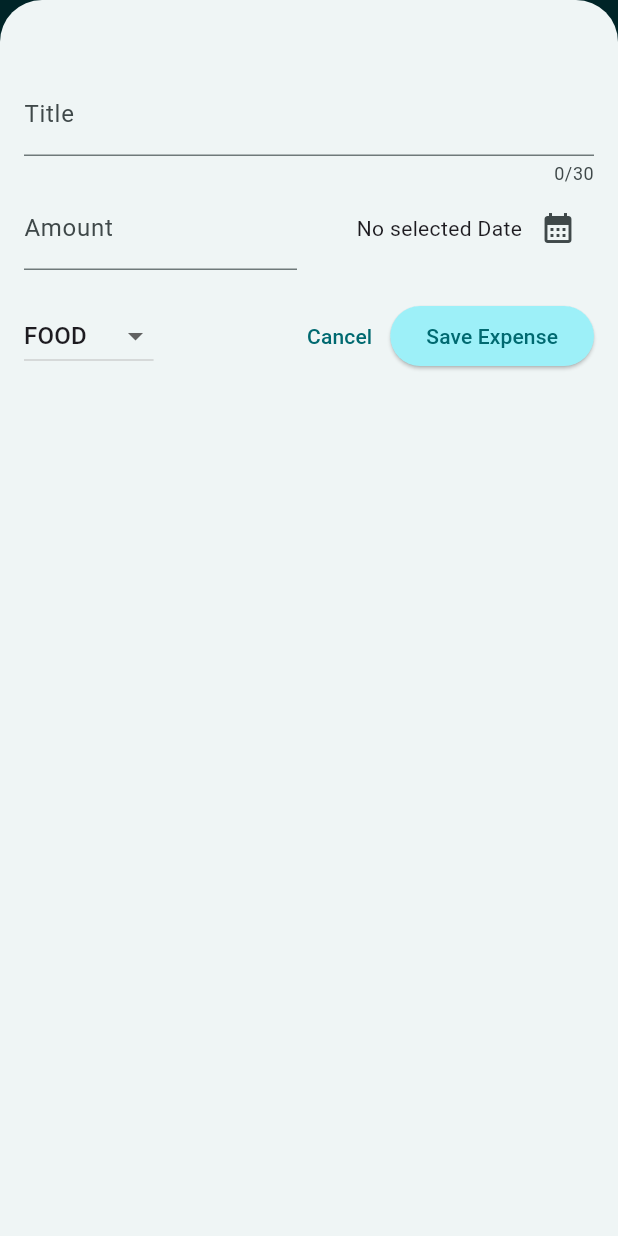
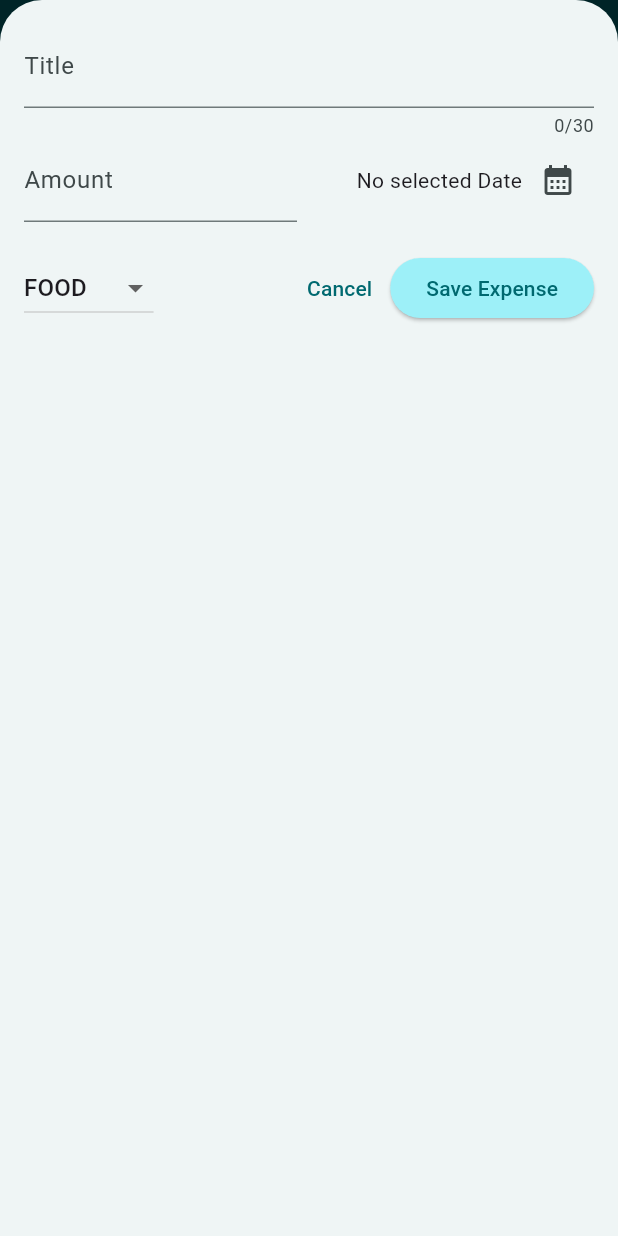
Before and after one commit to hemanthpawan345/Flutter_ExpensesTracker, a Flutter app: the screen it shows after launch, after a tap on the "add" icon, on a phone screen of 412 x 824 dp. Run offline on Flutter 3.47's test engine with Material 3 defaults, Android fonts, the phone set to English and light mode, and no system bars.

Commit message:
After adding responsiveness

```diff
--- a/lib/widgets/expenses.dart
+++ b/lib/widgets/expenses.dart
@@ -36,6 +36,7 @@ class _ExpensesState extends State<Expenses> {
 
   void _openAddExpenseOverlay() {
     showModalBottomSheet(
+      useSafeArea: true,
       isScrollControlled: true,
       context: context,
       builder: (ctx) => NewExpense(onAddExpense: _addExpense),
--- a/lib/widgets/new_expense.dart
+++ b/lib/widgets/new_expense.dart
@@ -1,4 +1,5 @@
 import 'package:flutter/material.dart';
+import 'package:flutter/rendering.dart';
 import 'package:intl/intl.dart';
 import 'package:myapp_3/models/expense.dart';
 
@@ -76,10 +77,44 @@ class _NewExpenseState extends State<NewExpense> {
 
   @override
   Widget build(BuildContext context) {
-    return Padding(
-      padding: const EdgeInsets.fromLTRB(16,48,16,16),
+    final keyboardSpace = MediaQuery.of(context).viewInsets.bottom;
+    return LayoutBuilder(builder: (ctx, constraints) {
+      final width = constraints.maxWidth;
+
+      return SizedBox(
+        height: double.infinity,
+        child: SingleChildScrollView(
+          child: Padding(
+            padding: EdgeInsets.fromLTRB(16, 16, 16, keyboardSpace + 16),
             child: Column(
               children: [
+                // if (width >= 600)
+                //   Row(
+                //     crossAxisAlignment: CrossAxisAlignment.start,
+                //     children: [
+                //       Expanded(
+                //         child: TextField(
+                //           controller: _titleController,
+                //           maxLength: 30,
+                //           decoration: const InputDecoration(
+                //             label: Text('Title'),
+                //           ),
+                //         ),
+                //       ),
+                //       const SizedBox(
+                //         width: 20,
+                //       ),
+                //       TextField(
+                //         controller: _amountController,
+                //         keyboardType: TextInputType.number,
+                //         decoration: const InputDecoration(
+                //           prefixText: '\$ ',
+                //           label: Text('Amount'),
+                //         ),
+                //       ),
+                //     ],
+                //   )
+                // else
                   TextField(
                     controller: _titleController,
                     maxLength: 30,
@@ -87,6 +122,51 @@ class _NewExpenseState extends State<NewExpense> {
                       label: Text('Title'),
                     ),
                   ),
+                // if (width >= 600)
+                //   Row(
+                //     children: [
+                //       DropdownButton(
+                //         value: _selectedCategory,
+                //         items: Category.values
+                //             .map(
+                //               (category) => DropdownMenuItem(
+                //                 value: category,
+                //                 child: Text(category.name.toUpperCase()),
+                //               ),
+                //             )
+                //             .toList(),
+                //         onChanged: (value) {
+                //           if (value == null) {
+                //             return;
+                //           }
+                //           setState(() {
+                //             _selectedCategory = value;
+                //           });
+                //         },
+                //       ),
+                //       const SizedBox(
+                //         width: 24,
+                //       ),
+                //       Expanded(
+                //         child: Row(
+                //           mainAxisAlignment: MainAxisAlignment.end,
+                //           crossAxisAlignment: CrossAxisAlignment.center,
+                //           children: [
+                //             Text(
+                //               _selectedDate == null
+                //                   ? 'No selected Date'
+                //                   : formatter.format(_selectedDate!),
+                //             ),
+                //             IconButton(
+                //               onPressed: _presentDatePicker,
+                //               icon: const Icon(Icons.calendar_month),
+                //             ),
+                //           ],
+                //         ),
+                //       ),
+                //     ],
+                //   )
+                // else
                   Row(
                     children: [
                       Expanded(
@@ -124,6 +204,22 @@ class _NewExpenseState extends State<NewExpense> {
                 const SizedBox(
                   height: 20,
                 ),
+                // if (width >= 600)
+                //   Row(
+                //     children: [
+                //       TextButton(
+                //         onPressed: () {
+                //           Navigator.pop(context);
+                //         },
+                //         child: const Text('Cancel'),
+                //       ),
+                //       ElevatedButton(
+                //         onPressed: _submitExpenseData,
+                //         child: const Text('Save Expense'),
+                //       )
+                //     ],
+                //   )
+                // else
                   Row(
                     children: [
                       DropdownButton(
@@ -160,6 +256,9 @@ class _NewExpenseState extends State<NewExpense> {
                   )
               ],
             ),
+          ),
+        ),
       );
+    });
   }
 }
```
Lines whose indentation alone changed are shown as unchanged.
